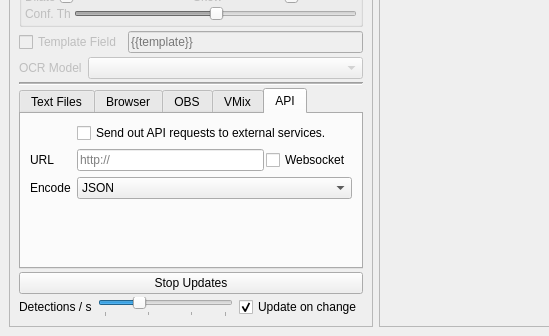
The window that mainwindow.ui (locaal-ai/scoresight) describes before a commit, drawn with Qt 5; both pictures show x 0 to 549 and y 389 to 725 of the 987 by 725 pixel window.
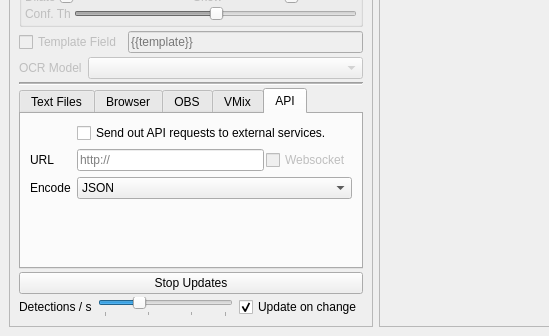
The same window after the commit. The open tabs and pages were chosen to show the change.

Diff of the .ui file:
```diff
--- a/mainwindow.ui
+++ b/mainwindow.ui
@@ -1517,6 +1517,12 @@
               </item>
               <item>
                <widget class="QCheckBox" name="checkBox_is_websocket">
+                <property name="enabled">
+                 <bool>false</bool>
+                </property>
+                <property name="toolTip">
+                 <string>Not implemented yet.</string>
+                </property>
                 <property name="text">
                  <string>Websocket</string>
                 </property>
```
Left out of the diff: 7 changed lines with no effect on the pictures.
